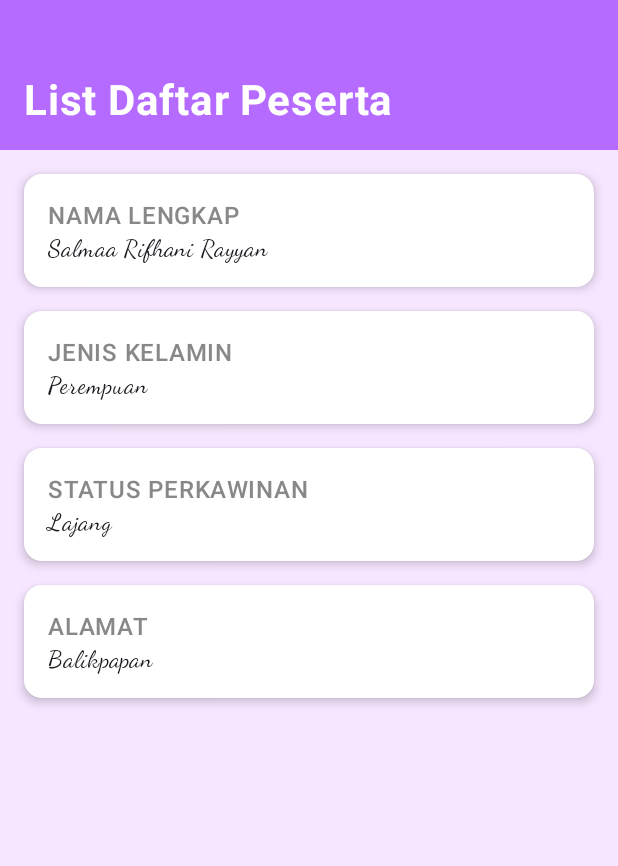
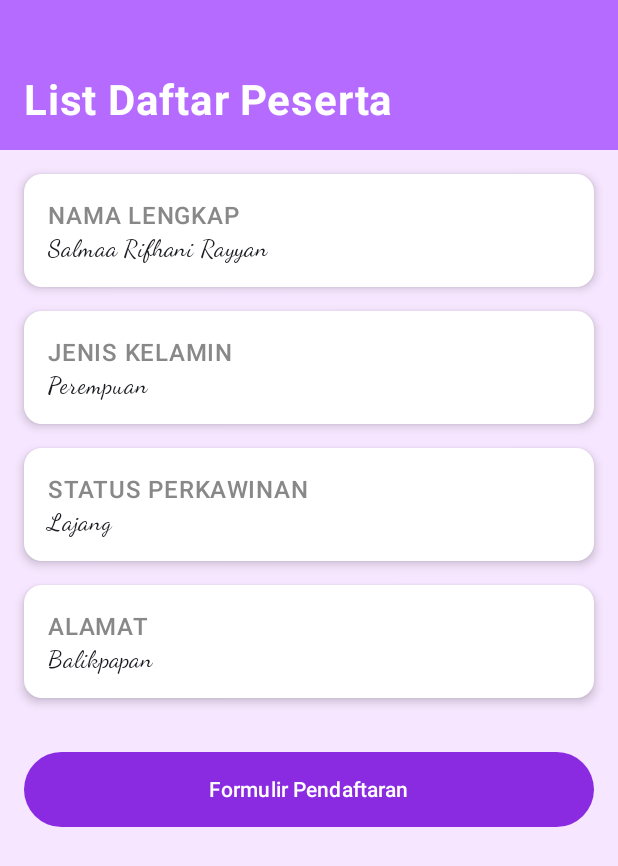
Before and after one commit to salmaarayyan/QuestNavigasTugas_082, an Android app built with Jetpack Compose: the composable DaftarData shown on its own in the app's theme, on a phone screen of 412 x 824 dp. Shown: the top 866 px of the screen. Run offline under Robolectric (Android 15) with nearby library versions, the phone set to English and light mode, and no system bars.

Commit message:
Menambahkan tombol navigasi Formulir Pendaftaran pada DaftarData

```diff
--- a/app/src/main/java/com/example/questnavigastugas_082/view/TampilData.kt
+++ b/app/src/main/java/com/example/questnavigastugas_082/view/TampilData.kt
@@ -11,6 +11,8 @@ import androidx.compose.foundation.layout.height
 import androidx.compose.foundation.layout.padding
 import androidx.compose.foundation.rememberScrollState
 import androidx.compose.foundation.verticalScroll
+import androidx.compose.material3.Button
+import androidx.compose.material3.ButtonDefaults
 import androidx.compose.material3.Card
 import androidx.compose.material3.CardDefaults
 import androidx.compose.material3.MaterialTheme
@@ -110,5 +112,18 @@ fun DaftarData(
 
         // Memberi jarak
         Spacer(modifier = Modifier.height(20.dp))
+
+        // Tombol-tombol navigasi
+        Column(modifier = Modifier.padding(horizontal = 16.dp)) {
+            Button(
+                onClick = onTambahDataClicked,
+                modifier = Modifier
+                    .fillMaxWidth()
+                    .height(50.dp),
+                colors = ButtonDefaults.buttonColors(containerColor = Color(0xFF8A2BE2))
+            ) {
+                Text("Formulir Pendaftaran", color = Color.White)
+            }
+        }
     }
 }
```
